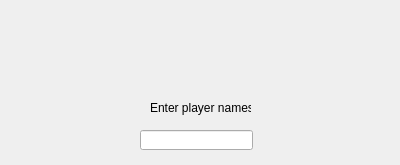
GFlores17/JackboxT.O.-GUI-Version, file playerRegistrationDialog.ui: the form before one commit.
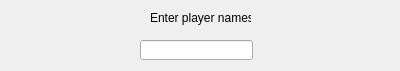
The form after the commit.

```diff
--- a/playerRegistrationDialog.ui
+++ b/playerRegistrationDialog.ui
@@ -7,7 +7,7 @@
     <x>0</x>
     <y>0</y>
     <width>400</width>
-    <height>165</height>
+    <height>71</height>
    </rect>
   </property>
   <property name="windowTitle">
@@ -17,7 +17,7 @@
    <property name="geometry">
     <rect>
      <x>140</x>
-     <y>130</y>
+     <y>40</y>
      <width>113</width>
      <height>20</height>
     </rect>
@@ -27,7 +27,7 @@
    <property name="geometry">
     <rect>
      <x>150</x>
-     <y>100</y>
+     <y>10</y>
      <width>101</width>
      <height>16</height>
     </rect>
```
